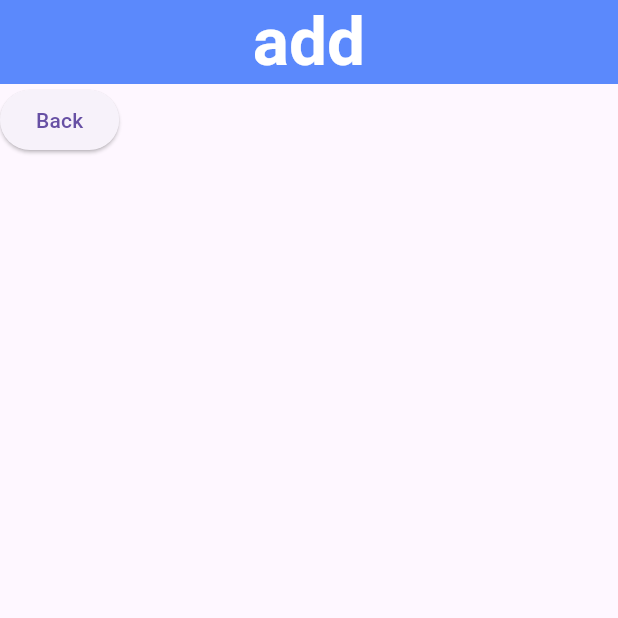
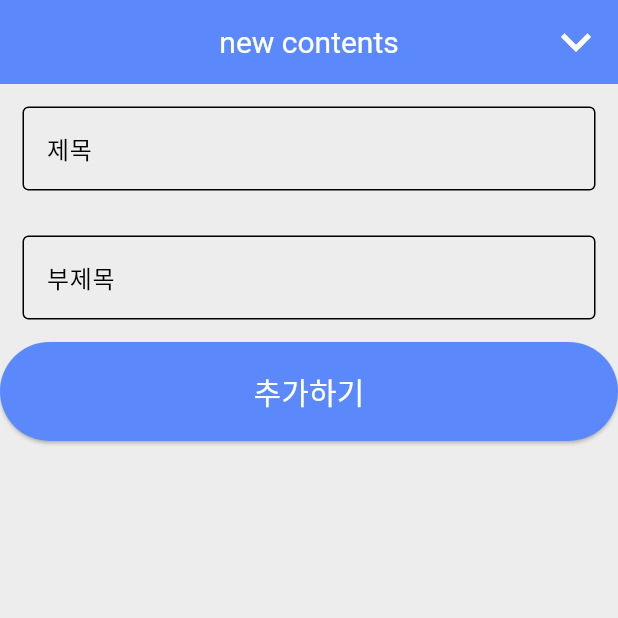
Before and after one commit to yujinkim1/megi-flutter, a Flutter app: the screen it shows after launch, after a tap on the "add" icon, on a phone screen of 412 x 824 dp, the top half of it. Run offline on Flutter 3.47's test engine with Material 2 defaults, Android fonts, the phone set to English and light mode, and no system bars; our stand-ins replace device_info_plus; missing offline and left inert: flutter_email_sender.

Commit message:
feat: Mail Sending

```diff
--- a/lib/main.dart
+++ b/lib/main.dart
@@ -6,30 +6,26 @@ void main() {
   runApp(MyApp());
 }
 
+///ROOT WIDGET
 class MyApp extends StatelessWidget {
-  //MARK: -ROOT WIDGET
+  //MARK: 4-ROOT WIDGET
   @override
   Widget build(BuildContext context) {
     return MaterialApp(
+        //MARK: 5-REMOVE DEBUG LABEL
+        debugShowCheckedModeBanner: false,
         title: 'megi',
         theme: ThemeData(
-          //MARK: 1-USE MATERIAL3
+          //MARK: 1-USING MATERIAL3 DESIGN
           useMaterial3: true,
-          //MARK: 2-DEFINED TARGET PLATFORM
+          //MARK: 2-TARGET PLATFORM ONLY IOS(TEMPORARLIY)
           platform: TargetPlatform.iOS,
-          errorColor: Palette.error,
+          //MARK: 3-DEFINED PRIMARY COLOR SWATCH
+          colorScheme: ColorScheme.fromSwatch(
+              errorColor: Palette.errorColor,
+              cardColor: Palette.cardColor,
+              brightness: Brightness.light),
         ),
-        //MARK: 3-REMOVE DEBUG LABEL
-        debugShowCheckedModeBanner: false,
         home: HomeScreen());
   }
 }
-
-//MARK: -NONE DEBUG
-/*
-initialRoute: "/",
-  routes: <String, WidgetBuilder>{
-    "/": (BuildContext context) => HomeScreen(),
-    "/form": (BuildContext context) => FormScreen()
-  },
-*/
--- a/lib/screens/form.dart
+++ b/lib/screens/form.dart
@@ -1,19 +1,78 @@
 import 'package:flutter/material.dart';
+import 'package:megi/screens/home.dart';
 import 'package:megi/widgets/styles.dart';
+
+class LocalizationKR {
+  static const titleLabel = "제목";
+  static const subjectLabel = "부제목";
+  static const submitLabel = "추가하기";
+}
 
 class FormScreen extends StatelessWidget {
   @override
   Widget build(BuildContext context) {
     return Scaffold(
         appBar: AppBar(
+          automaticallyImplyLeading: false,
           backgroundColor: Palette.backgroundColor,
-          title: Text("add", style: AppBarTitle),
-          automaticallyImplyLeading: false,
+          title: Text(
+            "new contents",
+            style: FormAppBarTitle,
+          ),
+          actions: <Widget>[
+            IconButton(
+                onPressed: () {
+                  Navigator.of(context).pop(HomeScreen());
+                },
+                icon: Icon(Icons.expand_more_outlined,
+                    size: 40, color: Color(0xffffffff)))
+          ],
         ),
-        body: ElevatedButton(
-            onPressed: () {
-              Navigator.pop(context);
-            },
-            child: Text("Back")));
+        body: Column(children: [Forms()]));
   }
 }
+
+class Forms extends StatefulWidget {
+  @override
+  State<Forms> createState() => _FormsState();
+}
+
+class _FormsState extends State<Forms> {
+  @override
+  Widget build(BuildContext context) {
+    return Container(
+      child: Column(children: [
+        Container(
+            padding: EdgeInsets.fromLTRB(15, 15, 15, 15),
+            child: TextField(
+              decoration: InputDecoration(
+                  filled: true,
+                  labelText: LocalizationKR.titleLabel,
+                  border: OutlineInputBorder()),
+              textAlign: TextAlign.start,
+              obscureText: false,
+            )),
+        Container(
+            padding: EdgeInsets.fromLTRB(15, 15, 15, 15),
+            child: TextField(
+                decoration: InputDecoration(
+                    filled: true,
+                    labelText: LocalizationKR.subjectLabel,
+                    border: OutlineInputBorder()))),
+        ElevatedButton(
+            style: ElevatedButton.styleFrom(
+                backgroundColor: Palette.backgroundColor),
+            onPressed: () {
+              Navigator.of(context).pop(HomeScreen());
+            },
+            child: Container(
+                width: MediaQuery.of(context).size.width * 1,
+                height: MediaQuery.of(context).size.height * 0.08,
+                child: Center(
+                    child: Text(LocalizationKR.submitLabel,
+                        style: TextStyle(
+                            color: Color(0xffffffff), fontSize: 20)))))
+      ]),
+    );
+  }
+}
--- a/lib/screens/home.dart
+++ b/lib/screens/home.dart
@@ -1,8 +1,16 @@
 import 'package:flutter/material.dart';
-import './form.dart';
+import '../utilities/sender.dart';
 import '../widgets/styles.dart';
+import '../utilities/route_animation.dart';
 
-class HomeScreen extends StatelessWidget {
+class HomeScreen extends StatefulWidget {
+  const HomeScreen({Key? key}) : super(key: key);
+  @override
+  State<HomeScreen> createState() => _HomeScreenState();
+}
+
+class _HomeScreenState extends State<HomeScreen> {
+  final listCount = 0;
   @override
   Widget build(BuildContext context) {
     return Scaffold(
@@ -13,12 +21,21 @@ class HomeScreen extends StatelessWidget {
           "List",
           style: AppBarTitle,
         ),
+        actions: <Widget>[
+          IconButton(
+              padding: EdgeInsets.zero,
+              onPressed: sender,
+              icon: Icon(
+                Icons.reviews,
+                color: Colors.white,
+                size: 30,
+              ))
+        ],
       ),
-      //MARK: -DATE OF WEEK PICKER
+      /* *MARK: -FLOATING ACTION BUTTON TO NAVIGATING CUSTOM ROUTE PAGE* */
       floatingActionButton: FloatingActionButton(
         onPressed: () {
-          Navigator.push(
-              context, MaterialPageRoute(builder: (context) => FormScreen()));
+          Navigator.of(context).push(routeToForm());
         },
         child: Icon(
           Icons.add,
@@ -28,11 +45,12 @@ class HomeScreen extends StatelessWidget {
       ),
       body: Column(mainAxisSize: MainAxisSize.max, children: [
         Container(
+          /* *MARK: -RESPONSIVE WIDGET TO USE MEDIAQUERY* */
           width: MediaQuery.of(context).size.width * 1,
           height: MediaQuery.of(context).size.height * 0.08,
           child: Padding(
             padding: EdgeInsets.fromLTRB(20, 0, 0, 0),
-            child: Text("tasks"),
+            child: Text("$listCount tasks", style: taskText),
           ),
           color: Palette.backgroundColor,
         )
--- /dev/null
+++ b/lib/utilities/route_animation.dart
@@ -0,0 +1,21 @@
+import 'package:flutter/material.dart';
+import 'package:megi/screens/form.dart';
+
+Route routeToForm() {
+  return PageRouteBuilder(
+      pageBuilder: (context, animation, secondaryAnimation) => FormScreen(),
+      transitionsBuilder: (context, animation, secondaryAnimation, child) {
+        var begin = Offset(0.0, 1.0);
+        var end = Offset.zero;
+        //MARK: 1-ADD CURVES ANIMATION TO EASE
+        var curves = Curves.ease;
+        //MARK: 2-CONNECT TO ANIMATION
+        var tween =
+            Tween(begin: begin, end: end).chain(CurveTween(curve: curves));
+        var OffsetAnimation = animation.drive(tween);
+        return SlideTransition(
+          position: OffsetAnimation,
+          child: child,
+        );
+      });
+}
--- a/lib/widgets/styles.dart
+++ b/lib/widgets/styles.dart
@@ -2,15 +2,27 @@ import 'package:flutter/material.dart';
 
 //MARK: -APPBAR
 class Palette {
+  /*
+    MARK: -NEW DEFINED COLOR CODES
+    static const newDefinedColor = Color.fromRGBO(255, 255, 255, 0.5);
+  */
   static const backgroundColor = Color(0xff5b89fc);
-  static const error = Colors.redAccent;
+  static const errorColor = Color(0xffbb2649);
+  static const cardColor = Color(0xffededed);
 }
 
 const TextStyle AppBarTitle =
     TextStyle(fontSize: 45, fontWeight: FontWeight.bold, color: Colors.white);
 
+const TextStyle FormAppBarTitle =
+    TextStyle(fontSize: 20, fontWeight: FontWeight.normal, color: Colors.white);
 const TextStyle IsEmptyText = TextStyle(
     fontSize: 20, fontWeight: FontWeight.normal, color: Colors.white24);
 
 const TextStyle ErrorText = TextStyle(
     fontSize: 20, fontWeight: FontWeight.normal, color: Colors.redAccent);
+
+const TextStyle taskText = TextStyle(
+    color: Color.fromRGBO(255, 255, 255, 0.8),
+    fontSize: 25,
+    fontWeight: FontWeight.normal);
--- a/pubspec.yaml
+++ b/pubspec.yaml
@@ -36,6 +36,8 @@ dependencies:
   # The following adds the Cupertino Icons font to your application.
   # Use with the CupertinoIcons class for iOS style icons.
   cupertino_icons: ^1.0.2
+  device_info_plus: ^8.0.0
+  flutter_email_sender: ^5.2.0
 
 dev_dependencies:
   flutter_test:
```
Also changed, not shown: lib/providers/device_info.dart (added, +56 -0 lines), lib/utilities/sender.dart (added, +53 -0 lines), 12 other files.
